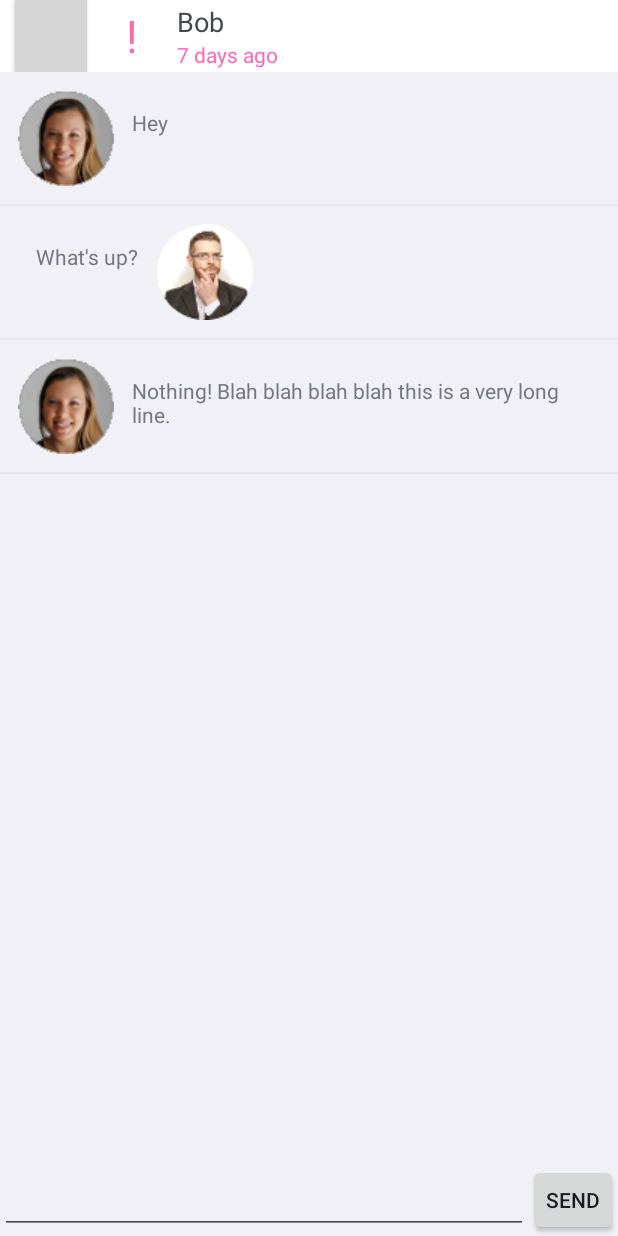
After one commit to csjacob2/cs465-F2015, an Android app: the ConversationActivity screen opened directly, with no data from a screen before it, on a phone screen of 412 x 824 dp. The commit adds this screen. Run offline under Robolectric (Android 15) with nearby library versions, the phone set to English and light mode, and no system bars; grey boxes are pictures that could not be loaded.

Commit message:
Prototype the conversation view
Still need to implement sending messages.

```diff
--- a/CS465Messager/app/src/main/AndroidManifest.xml
+++ b/CS465Messager/app/src/main/AndroidManifest.xml
@@ -20,6 +20,10 @@
             android:name=".MessageViewActivity"
             android:label="iuvo messager" >
         </activity>
+        <activity
+            android:name=".ConversationActivity"
+            android:label="iuvo messager" >
+        </activity>
     </application>
 
 </manifest>
--- /dev/null
+++ b/CS465Messager/app/src/main/java/com/messager/og2/cs465/cs465messager/ConversationActivity.java
@@ -0,0 +1,55 @@
+package com.messager.og2.cs465.cs465messager;
+
+import android.app.Activity;
+import android.content.Intent;
+import android.graphics.Color;
+import android.os.Bundle;
+import android.view.View;
+import android.widget.ListView;
+import android.widget.TextView;
+
+import org.w3c.dom.Text;
+
+public class ConversationActivity extends Activity {
+    @Override
+    protected void onCreate(Bundle savedInstanceState) {
+        super.onCreate(savedInstanceState);
+        setContentView(R.layout.conversation_view);
+
+        Intent intent = getIntent();
+        int conversationIdx = intent.getIntExtra("CONVERSATION_IDX", 0);
+        Conversation conversation = MainActivity.conversations[conversationIdx];
+        Person withPerson = conversation.withPerson;
+
+        TextView urgent = (TextView)this.findViewById(R.id.urgent);
+        TextView name = (TextView)this.findViewById(R.id.name);
+        TextView timestamp = (TextView)this.findViewById(R.id.timestamp);
+
+        urgent.setText(conversation.urgent ? "!" : "");
+        name.setText(withPerson.name);
+        timestamp.setText(conversation.timestamp);
+
+        final String color = "#ff69b4";
+
+        urgent.setTextColor(Color.parseColor(color));
+
+        if (conversation.urgent)
+        {
+            timestamp.setTextColor(Color.parseColor(color));
+        }
+        else
+        {
+            timestamp.setTextColor(name.getCurrentTextColor());
+        }
+
+        ConversationEntryAdapter adapter = new ConversationEntryAdapter(this, R.layout.conversation_entry_list_item, conversation.entries, withPerson);
+
+        ListView msgListView;
+        msgListView = (ListView)findViewById(R.id.conversation_entry_list);
+        msgListView.setAdapter(adapter);
+    }
+
+    public void goBack(View v) {
+        onBackPressed();
+    }
+}
--- /dev/null
+++ b/CS465Messager/app/src/main/java/com/messager/og2/cs465/cs465messager/ConversationAdapter.java
@@ -0,0 +1,69 @@
+package com.messager.og2.cs465.cs465messager;
+
+import android.app.Activity;
+import android.content.Context;
+import android.graphics.Color;
+import android.view.LayoutInflater;
+import android.view.View;
+import android.view.ViewGroup;
+import android.widget.ArrayAdapter;
+import android.widget.ImageView;
+import android.widget.TextView;
+
+public class ConversationAdapter extends ArrayAdapter<Conversation> {
+    private Context context;
+    private int layoutResourceId;
+    private Conversation[] conversations;
+
+    public ConversationAdapter(Context context, int resource, Conversation[] conversations) {
+        super(context, resource, conversations);
+        this.context = context;
+        this.layoutResourceId = resource;
+        this.conversations = conversations;
+    }
+
+    @Override
+    public View getView(int position, View convertView, ViewGroup parent) {
+        View row = convertView;
+        TextView urgent;
+        ImageView image;
+        TextView name;
+        TextView timestamp;
+        TextView text;
+
+        if (row == null)
+        {
+            LayoutInflater inflater = ((Activity)context).getLayoutInflater();
+            row = inflater.inflate(layoutResourceId, parent, false);
+        }
+
+        urgent = (TextView)row.findViewById(R.id.urgent);
+        image = (ImageView)row.findViewById(R.id.image);
+        name = (TextView)row.findViewById(R.id.name);
+        timestamp = (TextView)row.findViewById(R.id.timestamp);
+        text = (TextView)row.findViewById(R.id.text);
+
+        Conversation conversation = conversations[position];
+
+        urgent.setText(conversation.urgent ? "!" : "");
+        image.setImageResource(conversation.withPerson.image);
+        name.setText(conversation.withPerson.name);
+        timestamp.setText(conversation.timestamp);
+        text.setText(conversation.entries[conversation.entries.length - 1].chatText);
+
+        final String color = "#ff69b4";
+
+        urgent.setTextColor(Color.parseColor(color));
+
+        if (conversation.urgent)
+        {
+            timestamp.setTextColor(Color.parseColor(color));
+        }
+        else
+        {
+            timestamp.setTextColor(name.getCurrentTextColor());
+        }
+
+        return row;
+    }
+}
--- /dev/null
+++ b/CS465Messager/app/src/main/java/com/messager/og2/cs465/cs465messager/ConversationEntryAdapter.java
@@ -0,0 +1,65 @@
+package com.messager.og2.cs465.cs465messager;
+
+import android.app.Activity;
+import android.content.Context;
+import android.graphics.Color;
+import android.view.LayoutInflater;
+import android.view.View;
+import android.view.ViewGroup;
+import android.widget.ArrayAdapter;
+import android.widget.ImageView;
+import android.widget.TextView;
+
+public class ConversationEntryAdapter extends ArrayAdapter<ConversationEntry> {
+    private Context context;
+    private int layoutResourceId;
+    private ConversationEntry[] conversationEntries;
+    private Person withPerson;
+
+    public ConversationEntryAdapter(Context context, int resource, ConversationEntry[] conversationEntries, Person withPerson) {
+        super(context, resource, conversationEntries);
+        this.context = context;
+        this.layoutResourceId = resource;
+        this.conversationEntries = conversationEntries;
+        this.withPerson = withPerson;
+    }
+
+    @Override
+    public View getView(int position, View convertView, ViewGroup parent) {
+        View row = convertView;
+        ImageView left_image;
+        TextView text;
+        ImageView right_image;
+
+        if (row == null)
+        {
+            LayoutInflater inflater = ((Activity)context).getLayoutInflater();
+            row = inflater.inflate(layoutResourceId, parent, false);
+        }
+
+        left_image = (ImageView)row.findViewById(R.id.left_image);
+        text = (TextView)row.findViewById(R.id.text);
+        right_image = (ImageView)row.findViewById(R.id.right_image);
+
+        ConversationEntry conversationEntry = conversationEntries[position];
+
+        if (conversationEntry.person == withPerson)
+        {
+            left_image.setVisibility(View.GONE);
+
+            right_image.setImageResource(conversationEntry.person.image);
+            right_image.setVisibility(View.VISIBLE);
+        }
+        else
+        {
+            left_image.setImageResource(conversationEntry.person.image);
+            left_image.setVisibility(View.VISIBLE);
+
+            right_image.setVisibility(View.GONE);
+        }
+
+        text.setText(conversationEntry.chatText);
+
+        return row;
+    }
+}
--- a/CS465Messager/app/src/main/java/com/messager/og2/cs465/cs465messager/MainActivity.java
+++ b/CS465Messager/app/src/main/java/com/messager/og2/cs465/cs465messager/MainActivity.java
@@ -9,10 +9,6 @@ import android.view.View;
 import android.widget.ArrayAdapter;
 import android.widget.RelativeLayout;
 import android.widget.Spinner;
-
-import java.util.ArrayList;
-import java.util.Arrays;
-import java.util.List;
 
 public class MainActivity extends Activity {
     Spinner spinner;
@@ -40,7 +36,7 @@ public class MainActivity extends Activity {
             new Conversation(people[2],
                     new ConversationEntry[] {
                             new ConversationEntry(people[0], "How are you?"),
-                            new ConversationEntry(people[1], "Good, you?"),
+                            new ConversationEntry(people[2], "Good, you?"),
                             new ConversationEntry(people[0], "Fine")
                     },
                     false,
@@ -62,8 +58,7 @@ public class MainActivity extends Activity {
     }
 
     public void openMessageView(View v) {
-        Intent myIntent = new Intent(this, MessageViewActivity.class);
-        //myIntent.putExtra("key", value); //Optional parameters
+        Intent myIntent = new Intent(MainActivity.this, MessageViewActivity.class);
         this.startActivity(myIntent);
     }
 
--- a/CS465Messager/app/src/main/java/com/messager/og2/cs465/cs465messager/MessageViewActivity.java
+++ b/CS465Messager/app/src/main/java/com/messager/og2/cs465/cs465messager/MessageViewActivity.java
@@ -1,16 +1,11 @@
 package com.messager.og2.cs465.cs465messager;
 
 import android.app.Activity;
+import android.content.Intent;
 import android.os.Bundle;
-import android.view.Menu;
-import android.view.MenuItem;
 import android.view.View;
-import android.widget.ArrayAdapter;
+import android.widget.AdapterView;
 import android.widget.ListView;
-import android.widget.RelativeLayout;
-import android.widget.Spinner;
-
-import java.util.List;
 
 public class MessageViewActivity extends Activity {
 
@@ -24,28 +19,15 @@ public class MessageViewActivity extends Activity {
         ListView msgListView;
         msgListView = (ListView)findViewById(R.id.message_list);
         msgListView.setAdapter(adapter);
-    }
 
-    @Override
-    public boolean onCreateOptionsMenu(Menu menu) {
-        // Inflate the menu; this adds items to the action bar if it is present.
-        getMenuInflater().inflate(R.menu.menu_main, menu);
-        return true;
-    }
-
-    @Override
-    public boolean onOptionsItemSelected(MenuItem item) {
-        // Handle action bar item clicks here. The action bar will
-        // automatically handle clicks on the Home/Up button, so long
-        // as you specify a parent activity in AndroidManifest.xml.
-        int id = item.getItemId();
-
-        //noinspection SimplifiableIfStatement
-        if (id == R.id.action_settings) {
-            return true;
-        }
-
-        return super.onOptionsItemSelected(item);
+        msgListView.setOnItemClickListener(new AdapterView.OnItemClickListener() {
+            @Override
+            public void onItemClick(AdapterView<?> parent, View view, int position, long id) {
+                Intent intent = new Intent(MessageViewActivity.this, ConversationActivity.class);
+                intent.putExtra("CONVERSATION_IDX", position);
+                startActivity(intent);
+            }
+        });
     }
 
     public void goBack(View v) {
--- /dev/null
+++ b/CS465Messager/app/src/main/res/layout/conversation_entry_list_item.xml
@@ -0,0 +1,34 @@
+<?xml version="1.0" encoding="utf-8"?>
+<LinearLayout
+    xmlns:android="http://schemas.android.com/apk/res/android"
+    xmlns:tools="http://schemas.android.com/tools"
+    android:layout_width="fill_parent"
+    android:layout_height="wrap_content"
+    tools:context=".ConversationActivity"
+    android:padding="12dp"
+    android:orientation="horizontal">
+
+    <!-- Left image -->
+    <ImageView
+        android:id="@+id/left_image"
+        android:layout_width="wrap_content"
+        android:layout_height="wrap_content"
+        />
+
+    <!-- Conversation entry text -->
+    <TextView
+        android:id="@+id/text"
+        android:layout_width="fill_parent"
+        android:layout_height="fill_parent"
+        android:padding="12dp"
+        android:layout_weight="1"
+        />
+
+    <!-- Right image -->
+    <ImageView
+        android:id="@+id/right_image"
+        android:layout_width="wrap_content"
+        android:layout_height="wrap_content"
+        />
+
+</LinearLayout>
--- /dev/null
+++ b/CS465Messager/app/src/main/res/layout/conversation_view.xml
@@ -0,0 +1,96 @@
+<?xml version="1.0" encoding="utf-8"?>
+<RelativeLayout xmlns:android="http://schemas.android.com/apk/res/android"
+    xmlns:tools="http://schemas.android.com/tools"
+    android:orientation="vertical" android:layout_width="match_parent"
+    android:layout_height="match_parent"
+    tools:context=".ConversationActivity">
+
+    <LinearLayout
+        android:orientation="vertical"
+        android:layout_width="match_parent"
+        android:layout_height="match_parent">
+
+        <LinearLayout
+            android:background="#ffffff"
+            android:layout_width="match_parent"
+            android:layout_height="wrap_content"
+            android:id="@+id/linearLayout6"
+            android:layout_alignParentTop="true"
+            android:layout_alignParentStart="true" >
+
+            <Button
+                android:layout_width="48dp"
+                android:layout_height="48dp"
+                android:layout_marginLeft="10dp"
+                android:background="@drawable/abc_ic_ab_back_holo_light"
+                android:onClick="goBack" />
+
+            <TextView
+                android:layout_width="60dp"
+                android:layout_height="wrap_content"
+                android:textAppearance="?android:attr/textAppearanceLarge"
+                android:text="!"
+                android:id="@+id/urgent"
+                android:gravity="center"
+                android:layout_gravity="center"
+                android:textSize="30dp"
+                android:textColor="#ff69b4" />
+
+            <LinearLayout
+                android:orientation="vertical"
+                android:layout_width="match_parent"
+                android:layout_height="match_parent"
+                android:gravity="center_vertical" >
+
+                <TextView
+                    android:layout_width="wrap_content"
+                    android:layout_height="wrap_content"
+                    android:textAppearance="?android:attr/textAppearanceMedium"
+                    android:text="Medium Text"
+                    android:id="@+id/name" />
+
+                <TextView
+                    android:layout_width="wrap_content"
+                    android:layout_height="wrap_content"
+                    android:textAppearance="?android:attr/textAppearanceSmall"
+                    android:text="Small Text"
+                    android:id="@+id/timestamp" />
+            </LinearLayout>
+        </LinearLayout>
+
+        <ListView
+            android:layout_width="wrap_content"
+            android:layout_height="wrap_content"
+            android:id="@+id/conversation_entry_list"
+            android:layout_below="@+id/linearLayout4"
+            android:layout_alignParentStart="true"
+            android:layout_weight="1" />
+
+        <LinearLayout
+            android:orientation="horizontal"
+            android:layout_width="match_parent"
+            android:layout_height="wrap_content"
+            android:layout_alignParentBottom="false"
+            android:layout_alignParentLeft="false"
+            android:layout_below="@+id/conversation_entry_list"
+            android:id="@+id/linearLayout5" >
+
+            <EditText
+                android:layout_width="fill_parent"
+                android:layout_height="wrap_content"
+                android:id="@+id/editText"
+                android:layout_weight="1"
+                android:layout_gravity="center" />
+
+            <Button
+                style="?android:attr/buttonStyleSmall"
+                android:layout_width="wrap_content"
+                android:layout_height="wrap_content"
+                android:text="Send"
+                android:id="@+id/send"
+                android:layout_gravity="center" />
+        </LinearLayout>
+
+    </LinearLayout>
+
+</RelativeLayout>
--- a/CS465Messager/app/src/main/res/layout/message_list_item.xml
+++ b/CS465Messager/app/src/main/res/layout/message_list_item.xml
@@ -10,7 +10,7 @@
     <!-- Urgent marker -->
     <TextView
         android:id="@+id/urgent"
-        android:layout_width="wrap_content"
+        android:layout_width="20dp"
         android:layout_height="match_parent"
         android:gravity="center"
         android:textSize="30dp"
--- a/CS465Messager/app/src/main/res/layout/message_view.xml
+++ b/CS465Messager/app/src/main/res/layout/message_view.xml
@@ -21,11 +21,13 @@
             android:onClick="goBack" />
 
         <TextView
-            android:layout_width="wrap_content"
+            android:layout_width="fill_parent"
             android:layout_height="wrap_content"
             android:textAppearance="?android:attr/textAppearanceLarge"
             android:text="Messages"
-            android:id="@+id/textView" />
+            android:id="@+id/textView"
+            android:gravity="center"
+            android:layout_gravity="center" />
 
     </LinearLayout>
 
```
